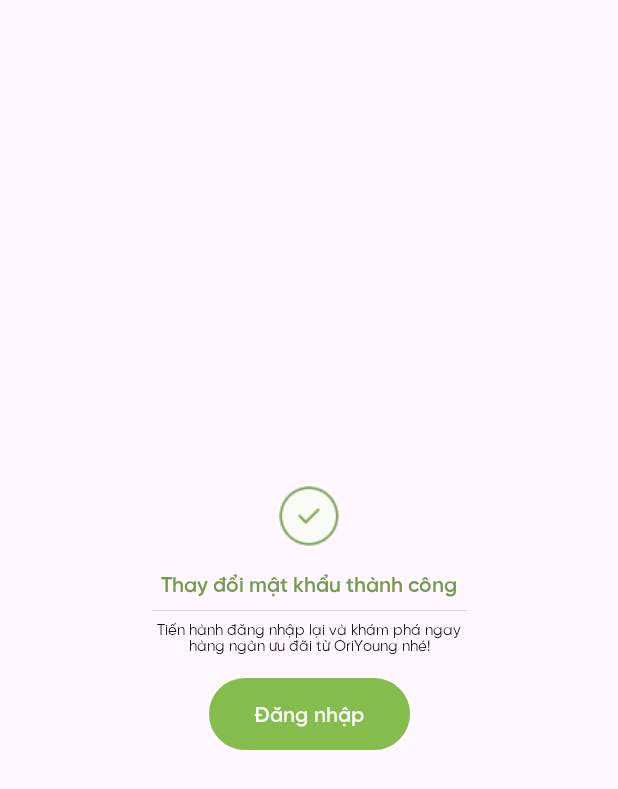
After one commit to phuonghthu/MCommerce-OriYoung-App, an Android app: the layout activity_custom_dialog.xml on its own in the app's theme, with its tools: preview values and no code run, on a phone screen of 412 x 824 dp. The commit adds this screen. Shown: the top 789 px of the screen. Run offline under Robolectric (Android 15) with nearby library versions, the phone set to English and light mode, and no system bars.

Commit message:
custom dialog UI - ongoing

```diff
--- a/app/src/main/AndroidManifest.xml
+++ b/app/src/main/AndroidManifest.xml
@@ -12,6 +12,9 @@
         android:supportsRtl="true"
         android:theme="@style/Theme.Oriyoung"
         tools:targetApi="31">
+        <activity
+            android:name=".CustomDialog"
+            android:exported="false" />
         <activity
             android:name=".ProductDetail"
             android:exported="false" />
--- a/app/src/main/java/com/group6/oriyoung/LoginErrorDialog.java
+++ b/app/src/main/java/com/group6/oriyoung/CustomDialog.java
@@ -8,13 +8,13 @@ import androidx.core.graphics.Insets;
 import androidx.core.view.ViewCompat;
 import androidx.core.view.WindowInsetsCompat;
 
-public class LoginErrorDialog extends AppCompatActivity {
+public class CustomDialog extends AppCompatActivity {
 
     @Override
     protected void onCreate(Bundle savedInstanceState) {
         super.onCreate(savedInstanceState);
         EdgeToEdge.enable(this);
-        setContentView(R.layout.activity_login_error_dialog);
+        setContentView(R.layout.activity_custom_dialog);
         ViewCompat.setOnApplyWindowInsetsListener(findViewById(R.id.main), (v, insets) -> {
             Insets systemBars = insets.getInsets(WindowInsetsCompat.Type.systemBars());
             v.setPadding(systemBars.left, systemBars.top, systemBars.right, systemBars.bottom);
--- /dev/null
+++ b/app/src/main/res/layout/activity_custom_dialog.xml
@@ -0,0 +1,69 @@
+<?xml version="1.0" encoding="utf-8"?>
+<androidx.constraintlayout.widget.ConstraintLayout xmlns:android="http://schemas.android.com/apk/res/android"
+    xmlns:app="http://schemas.android.com/apk/res-auto"
+    xmlns:tools="http://schemas.android.com/tools"
+    android:id="@+id/main"
+    android:layout_width="match_parent"
+    android:layout_height="match_parent"
+    tools:context=".CustomDialog">
+        <LinearLayout
+            android:layout_width="250dp"
+            android:layout_height="wrap_content"
+            android:orientation="vertical"
+            app:layout_constraintStart_toStartOf="parent"
+            app:layout_constraintTop_toTopOf="parent"
+            app:layout_constraintEnd_toEndOf="parent"
+            app:layout_constraintBottom_toBottomOf="parent"
+            android:padding="20dp">
+            <ImageView
+                android:id="@+id/imvSuccess"
+                android:layout_width="wrap_content"
+                android:layout_height="wrap_content"
+                android:src="@drawable/ic_success"
+                android:layout_gravity="center_horizontal"
+                android:paddingBottom="@dimen/large_margin"/>
+            <TextView
+                android:id="@+id/txtDialogTitle"
+                android:layout_width="match_parent"
+                android:layout_height="wrap_content"
+                android:text="@string/Success_reset_password"
+                android:fontFamily="@font/gilroy_semibold"
+                android:textSize="@dimen/medium_textSize"
+                android:gravity="center"
+                android:textColor="@color/primarydarker"/>
+            <View
+                android:layout_width="match_parent"
+                android:layout_height="0.5dp"
+                android:background="@color/greylight"
+                android:layout_marginTop="8dp"/>
+                <TextView
+                    android:id="@+id/txtDialogDescription"
+                    android:layout_width="match_parent"
+                    android:layout_height="wrap_content"
+                    android:text="@string/Success_reset_description"
+                    android:fontFamily="@font/gilroy_regular"
+                    android:textSize="@dimen/xsmall_textSize"
+                    android:textColor="@color/black"
+                    android:layout_marginTop="5dp"
+                    android:gravity="center"/>
+                <Button
+                    android:id="@+id/btnLogin"
+                    android:layout_width="wrap_content"
+                    android:layout_height="wrap_content"
+                    android:text="@string/Login"
+                    app:backgroundTint="@color/primarygreen"
+                    android:background="@drawable/stroke_button"
+                    android:textColor="@color/white"
+                    android:fontFamily="@font/gilroy_semibold"
+                    android:textSize="@dimen/medium_textSize"
+                    android:layout_marginTop="15dp"
+                    android:layout_gravity="center_horizontal"
+                    android:paddingHorizontal="@dimen/xlarge_margin"/>
+
+            </LinearLayout>
+
+
+
+
+
+</androidx.constraintlayout.widget.ConstraintLayout>
--- a/app/src/main/res/values/strings.xml
+++ b/app/src/main/res/values/strings.xml
@@ -22,7 +22,7 @@
     <string name="onboard2_subtitle">Mua sắm mọi lúc, mọi nơi. Xem trước sản phẩm yêu thích và được thông báo các sự kiện đặc biệt.</string>
     <string name="onboard3_title">Miễn phí giao hàng toàn quốc</string>
     <string name="onboard3_subtitle">Áp dụng cho đơn hàng từ 89.000đ</string>
-<!--<<<<<<< HEAD-->
+    <!--<<<<<<< HEAD-->
     <string name="UserInfo">Thông tin cá nhân</string>
     <string name="infoDetail_fullName">Họ và tên:</string>
     <string name="sign">*</string>
@@ -59,7 +59,7 @@
     <string name="nav_trangchu">Trang chủ</string>
     <string name="toolbar_title">Toolbar Title</string>
     <!-- TODO: Remove or change this placeholder text -->
-<!--<<<<<<< HEAD-->
+    <!--<<<<<<< HEAD-->
     <string name="Login_title">OriYoung Chào Bạn!</string>
     <string name="Login_subtitle_1">Tài khoản</string>
     <string name="Login_phone">Nhập số điện thoại</string>
@@ -78,6 +78,9 @@
     <string name="Forget_pass_description">Chúng tôi gửi thông báo qua SMS để phục vụ mục đích bảo mật và hỗ trợ bạn đăng nhập.</string>
     <string name="Continue">Tiếp tục</string>
     <!-- TODO: Remove or change this placeholder text -->
+    <string name="Success_reset_password">Thay đổi mật khẩu thành công</string>
+    <string name="Success_reset_description">Tiến hành đăng nhập lại và khám phá ngay hàng ngàn ưu đãi từ OriYoung nhé!</string>
+    <!-- TODO: Remove or change this placeholder text -->
     <string name="Reset_pass_title">Đặt lại mật khẩu</string>
     <string name="Reset_pass_subtitle_1">Mật khẩu mới</string>
     <string name="Reset_pass_subtitle_2">Nhập lại mật khẩu</string>
```
Also changed, not shown: app/src/main/java/com/group6/oriyoung/SuccessDialog.java (deleted, +0 -24 lines), app/src/main/res/layout/activity_login_error_dialog.xml (deleted, +0 -10 lines), app/src/main/res/layout/activity_success_dialog.xml (deleted, +0 -10 lines).
